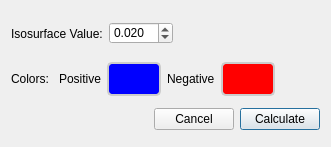
nutjunkie/IQmol, file src/CubeDataConfigurator.ui: the form before one commit.
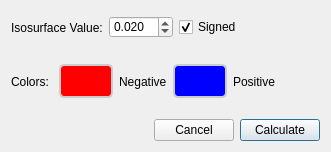
The form after the commit.

Patch:
```diff
--- a/src/CubeDataConfigurator.ui
+++ b/src/CubeDataConfigurator.ui
@@ -7,7 +7,7 @@
     <x>0</x>
     <y>0</y>
     <width>331</width>
-    <height>147</height>
+    <height>152</height>
    </rect>
   </property>
   <property name="sizePolicy">
@@ -68,6 +68,21 @@
        </property>
       </widget>
      </item>
+     <item>
+      <widget class="QCheckBox" name="signedButton">
+       <property name="toolTip">
+        <string>A signed surface will disply both the 
+positive and negative isosurfaces.  
+Uncheck if only one surface is desired.</string>
+       </property>
+       <property name="text">
+        <string>Signed</string>
+       </property>
+       <property name="checked">
+        <bool>true</bool>
+       </property>
+      </widget>
+     </item>
      <item>
       <spacer name="horizontalSpacer_4">
        <property name="orientation">
@@ -92,38 +107,6 @@
        </property>
       </widget>
      </item>
-     <item>
-      <widget class="QLabel" name="label_9">
-       <property name="text">
-        <string>Positive</string>
-       </property>
-      </widget>
-     </item>
-     <item>
-      <widget class="QToolButton" name="positiveColorButton">
-       <property name="styleSheet">
-        <string notr="true">QToolButton {
-   background-color: rgb(0, 0, 255);
-}</string>
-       </property>
-       <property name="text">
-        <string/>
-       </property>
-       <property name="iconSize">
-        <size>
-         <width>32</width>
-         <height>16</height>
-        </size>
-       </property>
-      </widget>
-     </item>
-     <item>
-      <widget class="QLabel" name="negativeLabel">
-       <property name="text">
-        <string>Negative</string>
-       </property>
-      </widget>
-     </item>
      <item>
       <widget class="QToolButton" name="negativeColorButton">
        <property name="styleSheet">
@@ -142,6 +125,38 @@
        </property>
       </widget>
      </item>
+     <item>
+      <widget class="QLabel" name="negativeLabel">
+       <property name="text">
+        <string>Negative</string>
+       </property>
+      </widget>
+     </item>
+     <item>
+      <widget class="QToolButton" name="positiveColorButton">
+       <property name="styleSheet">
+        <string notr="true">QToolButton {
+   background-color: rgb(0, 0, 255);
+}</string>
+       </property>
+       <property name="text">
+        <string/>
+       </property>
+       <property name="iconSize">
+        <size>
+         <width>32</width>
+         <height>16</height>
+        </size>
+       </property>
+      </widget>
+     </item>
+     <item>
+      <widget class="QLabel" name="positiveLabel">
+       <property name="text">
+        <string>Positive</string>
+       </property>
+      </widget>
+     </item>
      <item>
       <spacer name="horizontalSpacer_10">
        <property name="orientation">
```
